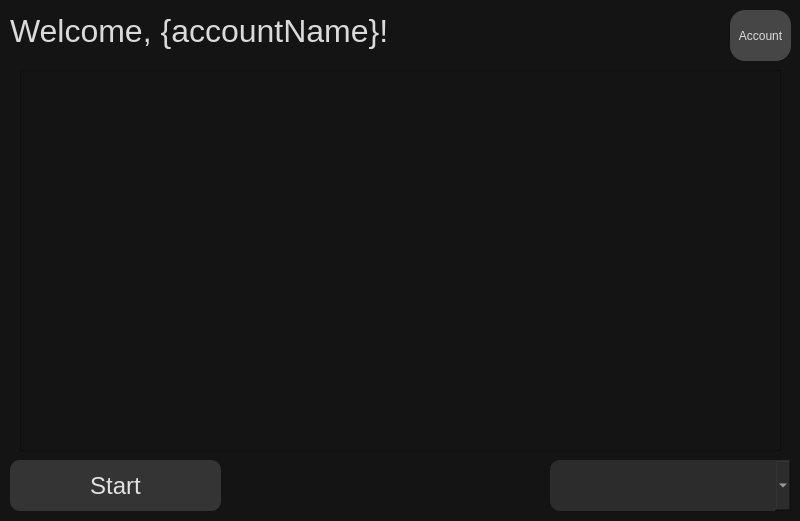
Above: v2/design/main.ui from mc-c0rp/ml before the change. Below: the same form after it.
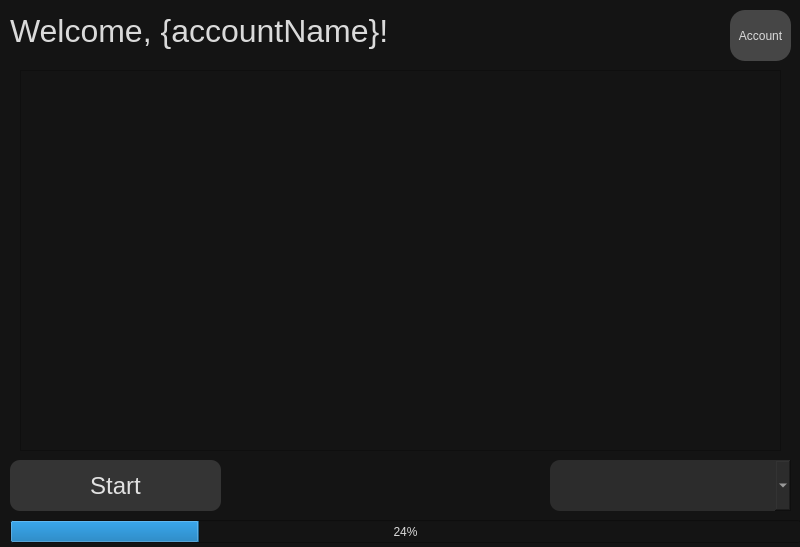
That is the form after the change.

Diff of the .ui file:
```diff
--- a/v2/design/main.ui
+++ b/v2/design/main.ui
@@ -7,7 +7,7 @@
     <x>0</x>
     <y>0</y>
     <width>800</width>
-    <height>521</height>
+    <height>547</height>
    </rect>
   </property>
   <property name="windowTitle">
@@ -108,6 +108,19 @@
      </property>
     </widget>
    </widget>
+   <widget class="QProgressBar" name="bar">
+    <property name="geometry">
+     <rect>
+      <x>10</x>
+      <y>520</y>
+      <width>791</width>
+      <height>23</height>
+     </rect>
+    </property>
+    <property name="value">
+     <number>24</number>
+    </property>
+   </widget>
   </widget>
  </widget>
  <resources/>
```
Left out of the diff: 2 changed lines with no effect on the pictures.
